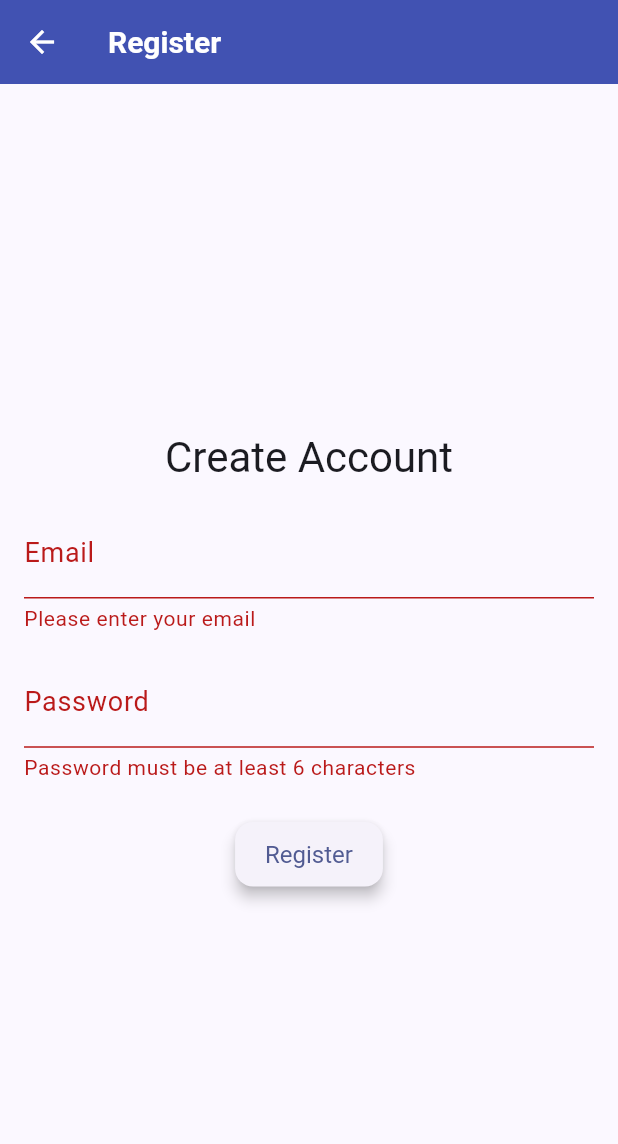
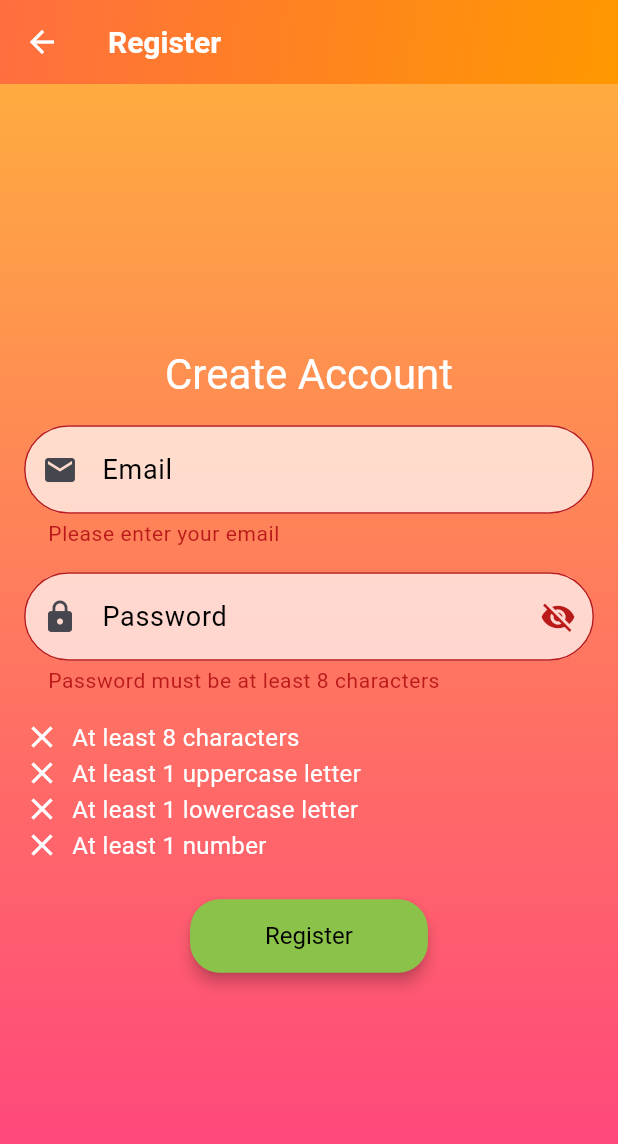
Before and after one commit to MobileFocusFlow/focus-flow, a Flutter app: the RegisterScreen screen opened directly, after a tap on "Register", on a phone screen of 412 x 824 dp. Shown: the top 1144 px of the screen. Run offline on Flutter 3.47's test engine with Material 3 defaults, Android fonts, the phone set to English and light mode, and no system bars; our stand-ins replace table_calendar.

Commit message:
Colored Register page

```diff
--- a/lib/register.dart
+++ b/lib/register.dart
@@ -12,6 +12,20 @@ class RegisterScreenState extends State<RegisterScreen> {
   final _formKey = GlobalKey<FormState>();
   final _emailController = TextEditingController();
   final _passwordController = TextEditingController();
+   bool hasUppercase = false;
+  bool hasDigits = false;
+  bool hasLowercase = false;
+  bool hasMinLength = false;
+  bool _isPasswordVisible=false;
+
+  void _validatePassword(String password) {
+    setState(() {
+      hasUppercase = password.contains(RegExp(r'[A-Z]'));
+      hasDigits = password.contains(RegExp(r'[0-9]'));
+      hasLowercase = password.contains(RegExp(r'[a-z]'));
+      hasMinLength = password.length >= 8;
+    });
+  }
 
   void register() {
     if (_formKey.currentState!.validate()) {
@@ -35,11 +49,47 @@ class RegisterScreenState extends State<RegisterScreen> {
     }
   }
 
+  Widget _buildCriteriaRow(String criteria, bool met) {
+    return Row(
+      children: [
+        Icon(
+          met ? Icons.check : Icons.close,
+          color: met ? Colors.black : Colors.white,
+        ),
+        const SizedBox(width: 8),
+        Text(
+          criteria,
+          style: TextStyle(color: met ? Colors.black : Colors.white),
+        ),
+      ],
+    );
+  }
+
+
+
   @override
   Widget build(BuildContext context) {
     return Scaffold(
-      appBar: AppBar(title: const Text("Register")),
-      body: Padding(
+      appBar: AppBar(title: const Text("Register"),
+        flexibleSpace: Container(
+          decoration: BoxDecoration(
+            gradient: LinearGradient(
+              colors: [Colors.deepOrangeAccent, Colors.orange],
+              begin: Alignment.topLeft,
+              end: Alignment.bottomRight,
+            ),
+          ),
+        ),
+      ),
+      body: Container(
+        decoration: BoxDecoration(
+          gradient: LinearGradient(
+            colors: [Colors.orangeAccent, Colors.pinkAccent],
+            begin: Alignment.topLeft,
+            end: Alignment.bottomLeft,
+          ),
+        ),
+        child: Padding(
           padding: const EdgeInsets.symmetric(horizontal: 16.0),
           child: Form(
             key: _formKey,
@@ -47,11 +97,18 @@ class RegisterScreenState extends State<RegisterScreen> {
               mainAxisAlignment: MainAxisAlignment.center,
               children: [
                 Text("Create Account",
-                  style: Theme.of(context).textTheme.headlineMedium),
+                    style: Theme.of(context).textTheme.headlineMedium?.copyWith(color: Colors.white)),
                 const SizedBox(height: 16),
                 TextFormField(
                   controller: _emailController,
-                decoration: const InputDecoration(labelText: 'Email'),
+                  decoration: InputDecoration(labelText: 'Email',
+                  prefixIcon: Icon(Icons.email),
+                  border: OutlineInputBorder(
+                  borderRadius:BorderRadius.circular(50.0),
+                ),
+                filled:true,
+                fillColor: Colors.white.withOpacity(0.7),
+                labelStyle: TextStyle(color: Colors.black)),
                   keyboardType: TextInputType.emailAddress,
                   validator: (value) {
                     if (value == null || value.isEmpty) {
@@ -66,22 +123,67 @@ class RegisterScreenState extends State<RegisterScreen> {
                 const SizedBox(height: 16),
                 TextFormField(
                   controller: _passwordController,
-                decoration: const InputDecoration(labelText: 'Password'),
-                obscureText: true,
+                  onChanged: _validatePassword,
+                  decoration: InputDecoration(labelText: 'Password',
+                  prefixIcon: Icon(Icons.lock),
+                  border: OutlineInputBorder(
+                  borderRadius:BorderRadius.circular(50.0),
+                ),
+                filled:true,
+                fillColor: Colors.white.withOpacity(0.7),
+                  labelStyle: TextStyle(color: Colors.black),
+                  suffixIcon: IconButton(
+                    icon: Icon(
+                      _isPasswordVisible ? Icons.visibility : Icons.visibility_off,
+                    ),
+                    onPressed: () {
+                      setState(() {
+                        _isPasswordVisible = !_isPasswordVisible;
+                      });
+                    },
+                  ),
+                ),
+                obscureText: !_isPasswordVisible,
                 validator: (value) {
                     if (value == null) {
                       return 'Please enter your password';
                     }
-                  if (value.isEmpty) {
-                    return 'Password must be at least 6 characters';
+                    if (value.length < 8) {
+                      return 'Password must be at least 8 characters';
+                    }
+                    if (!RegExp(r'[A-Z]').hasMatch(value)) {
+                      return 'Password must contain at least one uppercase letter';
+                    }
+                    if (!RegExp(r'[a-z]').hasMatch(value)) {
+                      return 'Password must contain at least one lowercase letter';
+                    }
+                    if (!RegExp(r'[0-9]').hasMatch(value)) {
+                      return 'Password must contain at least one digit';
                     }
                     return null;
+
                   },
                 ),
+                const SizedBox(height: 16),
+                _buildCriteriaRow('At least 8 characters', hasMinLength),
+            _buildCriteriaRow('At least 1 uppercase letter', hasUppercase),
+            _buildCriteriaRow('At least 1 lowercase letter', hasLowercase),
+            _buildCriteriaRow('At least 1 number', hasDigits),
                 const SizedBox(height: 24),
                 ElevatedButton(
-                  onPressed: register, child: const Text('Register')),
+                  style: OutlinedButton.styleFrom(
+                  padding:const EdgeInsets.symmetric(horizontal: 50,vertical: 15),
+                  shape:RoundedRectangleBorder(
+                    borderRadius: BorderRadius.circular(20.0),
+                  ),
+                  backgroundColor: Colors.lightGreen,
+                  foregroundColor: Colors.blue,
+                ),
+                    onPressed: register,
+                    child: const Text('Register',style: TextStyle(color:Colors.black),)
+                ),
               ],
+            ),
           ),
         ),
       ),
```
Also changed, not shown: lib/login.dart (+50 -12 lines). Lines whose indentation alone changed are shown as unchanged.
